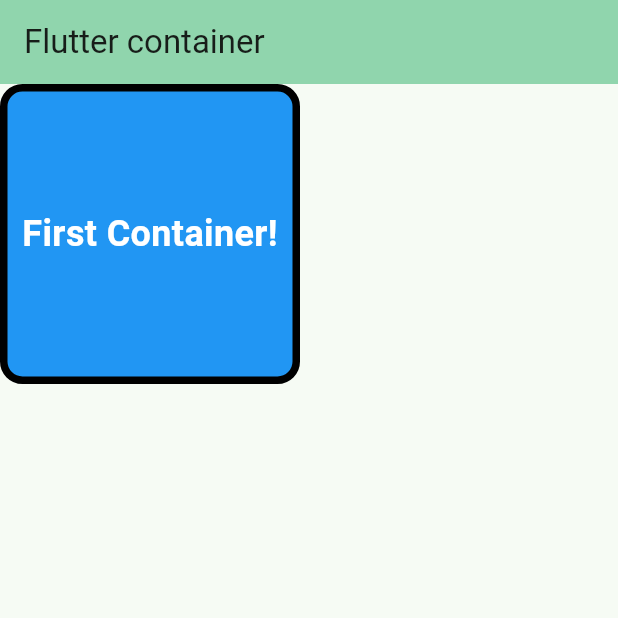
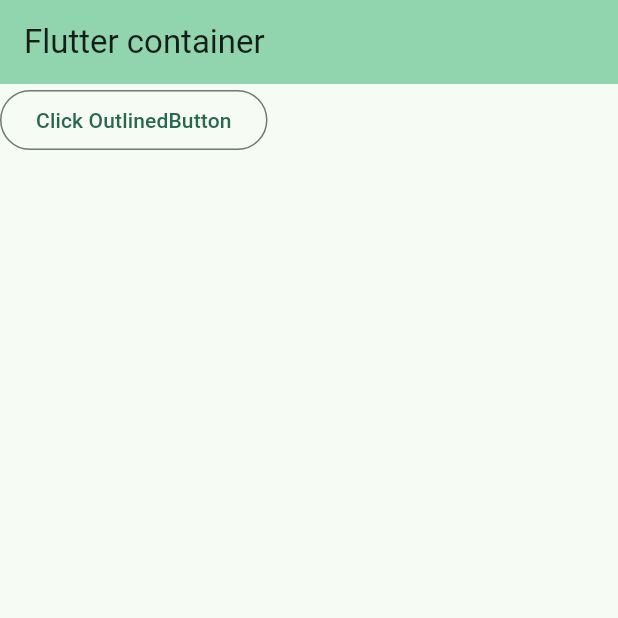
Before and after one commit to deep04shikha11/FlutterWork, a Flutter app: the screen it shows after launch, on a phone screen of 412 x 824 dp, the top half of it. Run offline on Flutter 3.47's test engine with Material 3 defaults, Android fonts, the phone set to English and light mode, and no system bars.

Commit message:
Using Widgets and Button in app

```diff
--- a/lib/main.dart
+++ b/lib/main.dart
@@ -51,25 +51,44 @@
         // the App.build method, and use it to set our appbar title.
         title: Text("Flutter container"),
       ),
-      body: Container(
-        width: 200,
-        height: 200,
-        decoration: BoxDecoration(
-          color: Colors.blue,
-          border: Border.all(color: Colors.black, width: 5),
-          borderRadius: BorderRadius.circular(15),
-        ),
-        child: const Center(
-          child: Text(
-            'First Container!',
-            style: TextStyle(
-              color: Colors.white,
-              fontSize: 24,
-              fontWeight: FontWeight.bold,
-            ),
+      body:
+          // Container(
+          //   width: 200,
+          //   height: 200,
+          //   decoration: BoxDecoration(
+          //     color: Colors.blue,
+          //     border: Border.all(color: Colors.black, width: 5),
+          //     borderRadius: BorderRadius.circular(15),
+          //   ),
+          //   child: const Center(
+          //     child: Text(
+          //       'Using Text Widget!',
+          //       style: TextStyle(
+          //         color: Colors.white,
+          //         fontSize: 24,
+          //         fontWeight: FontWeight.bold,
+          //       ),
+          //     ),
+          //   ),
+          // ),
+          // TextButton(
+          //   onPressed: () {
+          //     print("Button clicked");
+          //   },
+          //   child: const Text('Click TextButton'),
+          // ),
+          // ElevatedButton(
+          //   onPressed: () {
+          //     print("Elevated Button clicked");
+          //   },
+          //   child: const Text('Click ElevatedButton'),
+          // ),
+          OutlinedButton(
+            onPressed: () {
+              print("Outlined Button clicked");
+            },
+            child: const Text('Click OutlinedButton'),
           ),
-        ),
-      ),
     );
   }
 }
```
